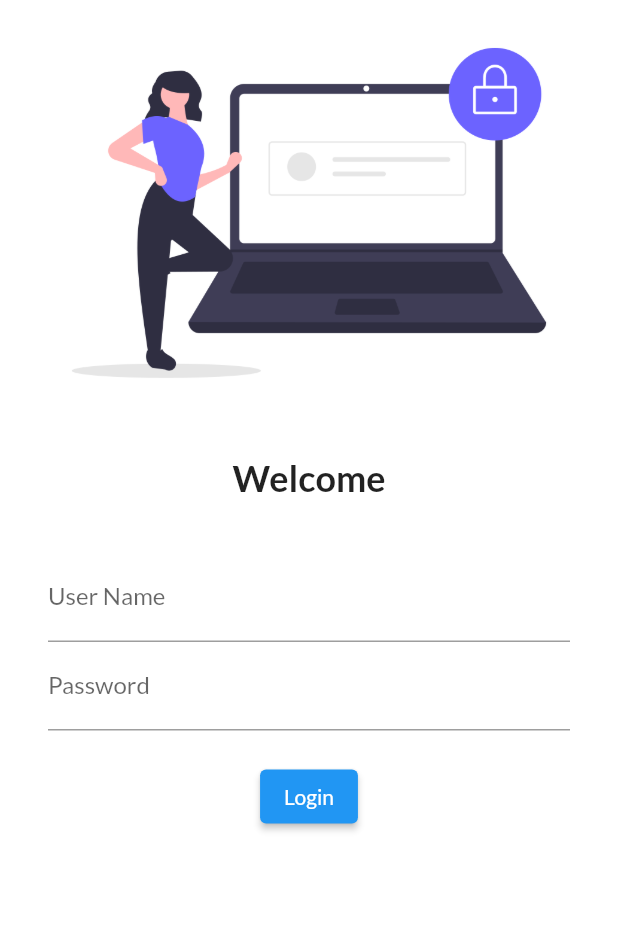
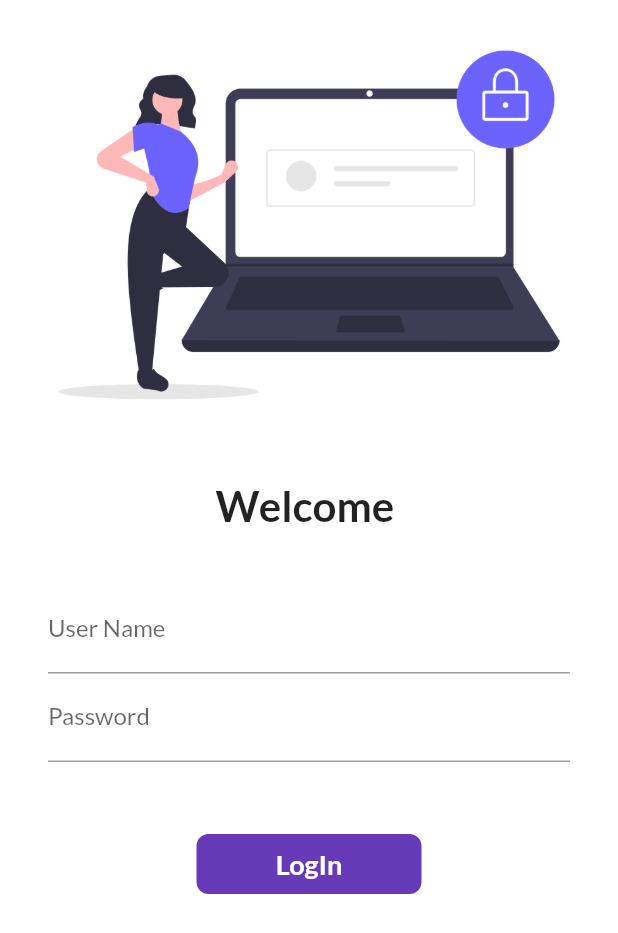
Before and after one commit to rhaldar55/30DaysOfFlutter, a Flutter app: the screen it shows after launch, on a phone screen of 412 x 824 dp. Shown: the top 933 px of the screen. Run offline on Flutter 3.47's test engine with Material 2 defaults, Android fonts, the phone set to English and light mode, and no system bars; our stand-ins replace google_fonts.

Commit message:
day 6 completed

```diff
--- a/lib/main.dart
+++ b/lib/main.dart
@@ -3,6 +3,7 @@ import 'package:flutter/material.dart';
 import 'package:flutter/services.dart';
 import 'package:flutter_catalog/pages/home_page.dart';
 import 'package:flutter_catalog/pages/login_page.dart';
+import 'package:flutter_catalog/utils/routes.dart';
 import 'package:google_fonts/google_fonts.dart';
 
 void main(){
@@ -20,7 +21,7 @@ class MyApp extends StatelessWidget {
 
     return MaterialApp(
       //home:HomePage(),
-
+      debugShowCheckedModeBanner: false,
       themeMode: ThemeMode.light,
       theme: ThemeData(
         primaryColor: Colors.green,
@@ -32,8 +33,8 @@ class MyApp extends StatelessWidget {
       initialRoute: "/",
       routes: {
         "/": (context) => LogInPage(),
-        "/home": (context) => HomePage(),
-        "/login":(context)=> LogInPage()
+        MyRoutes.homeRoute: (context) => HomePage(),
+        MyRoutes.loginRoute:(context)=> LogInPage()
 
       },
     );
--- a/lib/pages/login_page.dart
+++ b/lib/pages/login_page.dart
@@ -1,48 +1,95 @@
 import 'package:flutter/cupertino.dart';
 import 'package:flutter/material.dart';
+import 'package:flutter_catalog/utils/routes.dart';
 
-class LogInPage extends StatelessWidget {
+class LogInPage extends StatefulWidget {
+  @override
+  _LogInPageState createState() => _LogInPageState();
+}
+
+class _LogInPageState extends State<LogInPage> {
+  String name = "";
+  bool changeButton = false;
+
   @override
   Widget build(BuildContext context) {
     return Material(
         color: Colors.white,
+        child: SingleChildScrollView(
           child: Column(
             children: [
               Image.asset(
                 "assets/images/login_image.png",
                 fit: BoxFit.cover,
+                height: 300,
               ),
               SizedBox(height: 20),
               Text(
-              "Welcome",
-              style: TextStyle(fontSize: 24, fontWeight: FontWeight.bold),
+                "Welcome $name",
+                style: TextStyle(fontSize: 28, fontWeight: FontWeight.bold),
               ),
               SizedBox(height: 20),
               Padding(
-              padding: const EdgeInsets.symmetric(vertical: 16, horizontal: 32),
+                padding:
+                    const EdgeInsets.symmetric(vertical: 16, horizontal: 32),
                 child: Column(
                   children: [
                     TextField(
                       decoration: InputDecoration(
                           hintText: "Enter user Name", labelText: "User Name"),
+                      onChanged: (value) {
+                        name = value;
+                        setState(() {});
+                      },
                     ),
                     TextField(
                       obscureText: true,
                       decoration: InputDecoration(
                           hintText: "Enter Password", labelText: "Password"),
                     ),
-                  SizedBox(height: 20),
-                  ElevatedButton(
-                    child: Text("Login"),
-                    style: TextButton.styleFrom(),
+                    SizedBox(height: 48),
+                    InkWell(
+                      onTap: () async {
+                        setState(() {
+                          changeButton = true;
+                        });
+                        await Future.delayed(Duration(seconds: 1));
+                        Navigator.pushNamed(context, MyRoutes.homeRoute);
+                      },
+                      child: AnimatedContainer(
+                        duration: Duration(seconds: 1),
+                        width: changeButton ? 50: 150,
+                        height: 40,
+                        //color: Colors.deepPurple,
+                        alignment: Alignment.center,
+                        child: changeButton ? Icon(Icons.done) :Text(
+                          "LogIn",
+                          style: TextStyle(
+                            fontSize: 18,
+                              color: Colors.white, fontWeight: FontWeight.bold),
+                        ),
+                        decoration: BoxDecoration(
+                          color: Colors.deepPurple,
+
+                          borderRadius: BorderRadius.circular(changeButton? 50:8)
+                        ),
+                      ),
+                    )
+
+
+                    /*ElevatedButton(
+                      child: Text("LogIn"),
+                      style: TextButton.styleFrom(minimumSize: Size(180, 40)),
                       onPressed: () {
                         print("Hi Codepur");
+                        Navigator.pushNamed(context, MyRoutes.homeRoute);
                       },
-                  )
+                    )*/
                   ],
                 ),
               )
             ],
+          ),
         ));
   }
 }
--- /dev/null
+++ b/lib/utils/routes.dart
@@ -0,0 +1,4 @@
+class MyRoutes{
+  static String loginRoute = "/login";
+  static String homeRoute = "/home";
+}
```
Lines whose indentation alone changed are shown as unchanged.
